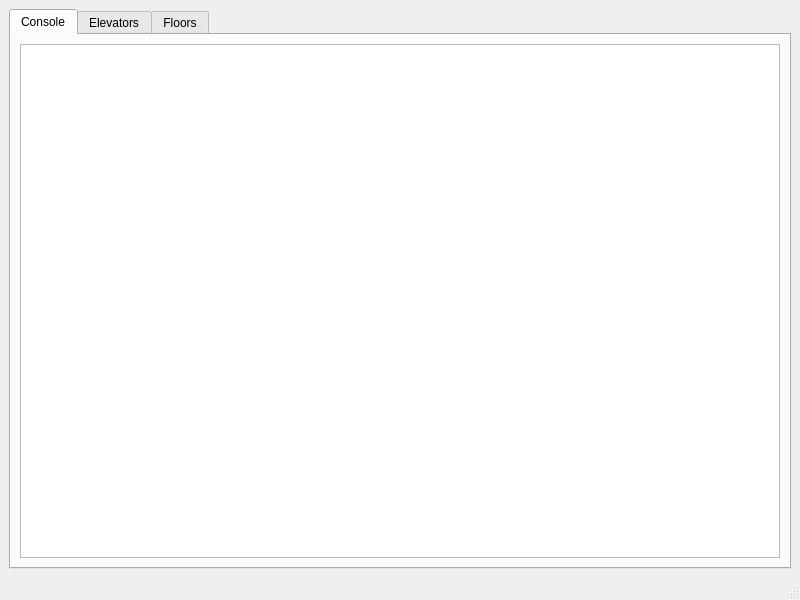
willwright1213/elevatorSimulator, file ecs.ui: the form before one commit.
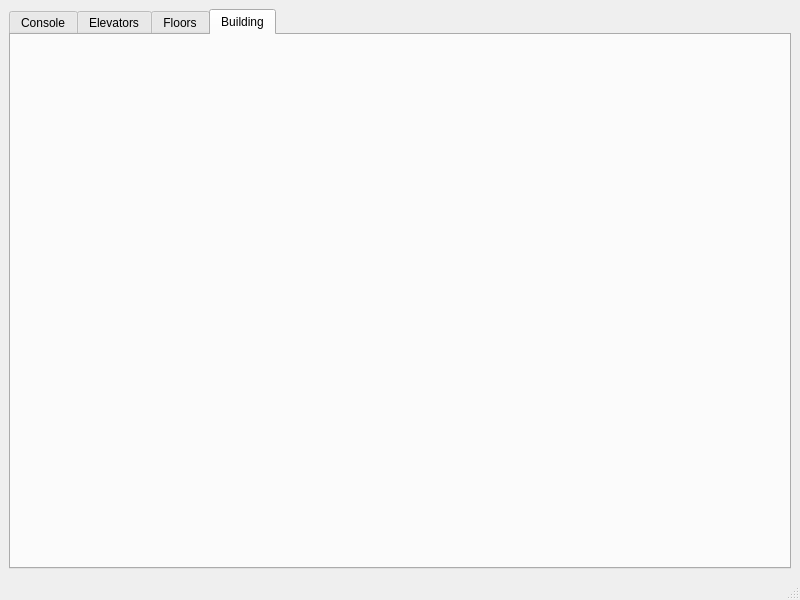
The form after the commit.

Patch:
```diff
--- a/ecs.ui
+++ b/ecs.ui
@@ -18,7 +18,7 @@
     <item>
      <widget class="QTabWidget" name="tabWidget">
       <property name="currentIndex">
-       <number>0</number>
+       <number>3</number>
       </property>
       <widget class="QWidget" name="console">
        <attribute name="title">
@@ -48,6 +48,13 @@
        <attribute name="title">
         <string>Floors</string>
        </attribute>
+       <layout class="QHBoxLayout" name="horizontalLayout"/>
+      </widget>
+      <widget class="QWidget" name="building">
+       <attribute name="title">
+        <string>Building</string>
+       </attribute>
+       <layout class="QVBoxLayout" name="verticalLayout_4"/>
       </widget>
      </widget>
     </item>
```
